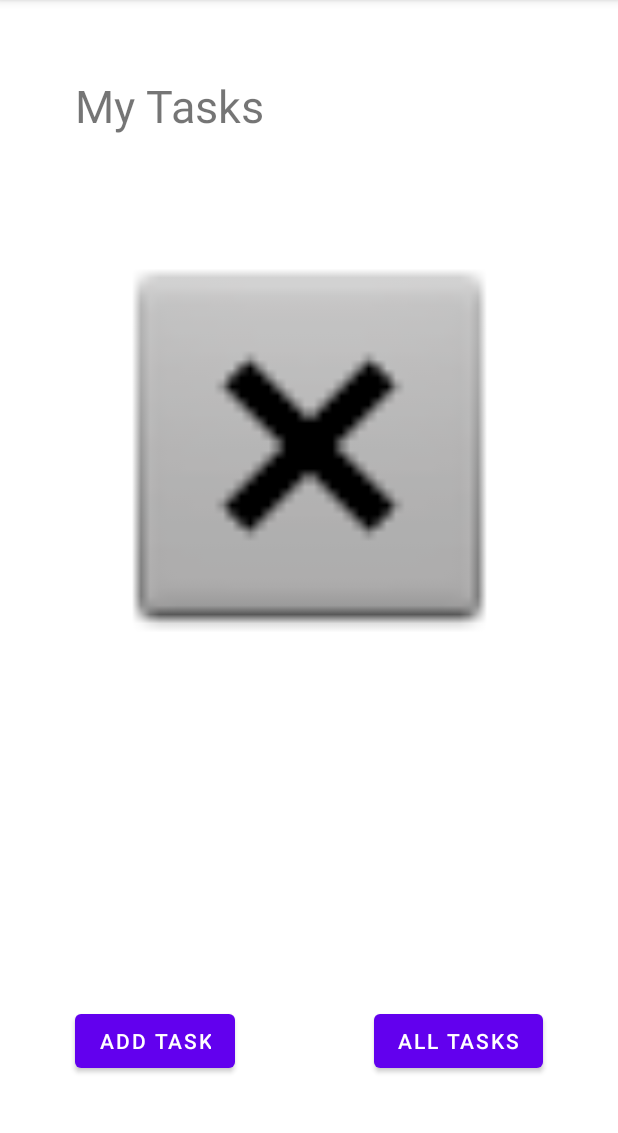
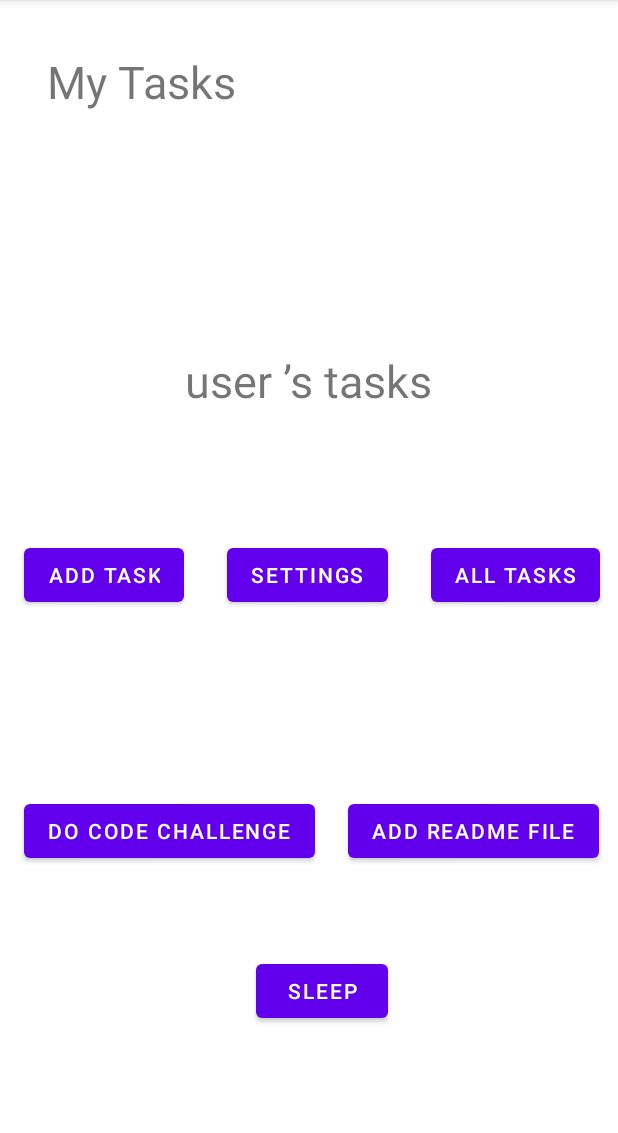
Before and after one commit to KhalilGhanem/taskmaster, an Android app: the screen it shows after launch (MainActivity), on a phone screen of 412 x 824 dp, the part 84-1217 px from its top. Run offline under Robolectric (Android 15) with nearby library versions, the phone set to English and light mode, and no system bars.

Commit message:
lab27 done

```diff
--- a/app/src/main/AndroidManifest.xml
+++ b/app/src/main/AndroidManifest.xml
@@ -9,7 +9,9 @@
         android:roundIcon="@mipmap/ic_launcher_round"
         android:supportsRtl="true"
         android:theme="@style/Theme.Taskmaster">
-        <activity android:name=".AllTasks"></activity>
+        <activity android:name=".Settings"></activity>
+        <activity android:name=".TaskDetail" />
+        <activity android:name=".AllTasks" />
         <activity android:name=".AddTask" />
         <activity android:name=".MainActivity">
             <intent-filter>
--- a/app/src/main/java/com/example/taskmaster/MainActivity.java
+++ b/app/src/main/java/com/example/taskmaster/MainActivity.java
@@ -3,9 +3,12 @@ package com.example.taskmaster;
 import androidx.appcompat.app.AppCompatActivity;
 
 import android.content.Intent;
+import android.content.SharedPreferences;
 import android.os.Bundle;
+import android.preference.PreferenceManager;
 import android.view.View;
 import android.widget.Button;
+import android.widget.TextView;
 import android.widget.Toast;
 
 public class MainActivity extends AppCompatActivity {
@@ -45,6 +48,58 @@ public class MainActivity extends AppCompatActivity {
         super.onResume();
         Toast.makeText(getApplicationContext(),"onResume..!",Toast.LENGTH_LONG).show();
 
+        // Task 1
+        Button dCC=findViewById(R.id.DoCCButton);
+        String task1=dCC.getText().toString();
+        dCC.setOnClickListener(new View.OnClickListener() {
+            @Override
+            public void onClick(View view) {
+
+                Intent goToTaskDetail=new Intent(MainActivity.this,TaskDetail.class);
+                goToTaskDetail.putExtra("task",task1);
+                startActivity(goToTaskDetail);
+            }
+        });
+        // Task 2
+        Button addReadme=findViewById(R.id.AddReadmeButton);
+        String task2=addReadme.getText().toString();
+        addReadme.setOnClickListener(new View.OnClickListener() {
+            @Override
+            public void onClick(View view) {
+                Intent goToTaskDetail=new Intent(MainActivity.this,TaskDetail.class);
+                goToTaskDetail.putExtra("task",task2);
+                startActivity(goToTaskDetail);
+            }
+        });
+        // Task 3
+        Button sleep=findViewById(R.id.SleepButton);
+        String task3=sleep.getText().toString();
+        sleep.setOnClickListener(new View.OnClickListener() {
+            @Override
+            public void onClick(View view) {
+                Intent goToTaskDetail=new Intent(MainActivity.this,TaskDetail.class);
+                goToTaskDetail.putExtra("task",task3);
+                startActivity(goToTaskDetail);
+            }
+        });
+        // SettingsButton
+        Button SettingButton=findViewById(R.id.SettingsButton);
+        SettingButton.setOnClickListener(new View.OnClickListener() {
+            @Override
+            public void onClick(View view) {
+                Intent goToSettingPage=new Intent(MainActivity.this,Settings.class);
+                startActivity(goToSettingPage);
+            }
+        });
+        String msg=" ’s tasks";
+        //get UserName
+        SharedPreferences sharedPreferences=PreferenceManager.getDefaultSharedPreferences(MainActivity.this);
+        String userName=sharedPreferences.getString("userName","user");
+
+        TextView userTasksView=findViewById(R.id.userTasksView);
+        userTasksView.setText(userName+msg);
+
+
     }
 
     @Override
--- a/app/src/main/res/layout/activity_main.xml
+++ b/app/src/main/res/layout/activity_main.xml
@@ -10,41 +10,97 @@
         android:id="@+id/textView"
         android:layout_width="wrap_content"
         android:layout_height="wrap_content"
-        android:layout_marginStart="50dp"
-        android:layout_marginTop="50dp"
         android:text="My Tasks"
         android:textSize="30sp"
-        app:layout_constraintStart_toStartOf="parent"
-        app:layout_constraintTop_toTopOf="parent" />
-
-    <ImageView
-        android:id="@+id/imageView"
-        android:layout_width="291dp"
-        android:layout_height="360dp"
         app:layout_constraintBottom_toBottomOf="parent"
         app:layout_constraintEnd_toEndOf="parent"
+        app:layout_constraintHorizontal_bias="0.109"
         app:layout_constraintStart_toStartOf="parent"
         app:layout_constraintTop_toTopOf="parent"
-        app:layout_constraintVertical_bias="0.288"
-        app:srcCompat="@android:drawable/btn_dialog" />
+        app:layout_constraintVertical_bias="0.047" />
 
     <Button
         android:id="@+id/button"
         android:layout_width="wrap_content"
         android:layout_height="wrap_content"
-        android:layout_marginStart="50dp"
-        android:layout_marginBottom="50dp"
         android:text="Add Task"
         app:layout_constraintBottom_toBottomOf="parent"
-        app:layout_constraintStart_toStartOf="parent" />
+        app:layout_constraintEnd_toEndOf="parent"
+        app:layout_constraintHorizontal_bias="0.052"
+        app:layout_constraintStart_toStartOf="parent"
+        app:layout_constraintTop_toTopOf="parent"
+        app:layout_constraintVertical_bias="0.499" />
 
     <Button
         android:id="@+id/button2"
         android:layout_width="wrap_content"
         android:layout_height="wrap_content"
-        android:layout_marginEnd="50dp"
-        android:layout_marginBottom="50dp"
         android:text="All Tasks"
         app:layout_constraintBottom_toBottomOf="parent"
-        app:layout_constraintEnd_toEndOf="parent" />
+        app:layout_constraintEnd_toEndOf="parent"
+        app:layout_constraintHorizontal_bias="0.959"
+        app:layout_constraintStart_toStartOf="parent"
+        app:layout_constraintTop_toTopOf="parent"
+        app:layout_constraintVertical_bias="0.499" />
+
+    <Button
+        android:id="@+id/SettingsButton"
+        android:layout_width="wrap_content"
+        android:layout_height="wrap_content"
+        android:text="Settings"
+        app:layout_constraintBottom_toBottomOf="parent"
+        app:layout_constraintEnd_toEndOf="parent"
+        app:layout_constraintHorizontal_bias="0.496"
+        app:layout_constraintStart_toStartOf="parent"
+        app:layout_constraintTop_toTopOf="parent"
+        app:layout_constraintVertical_bias="0.499" />
+
+    <Button
+        android:id="@+id/DoCCButton"
+        android:layout_width="wrap_content"
+        android:layout_height="wrap_content"
+        android:text="Do code challenge"
+        app:layout_constraintBottom_toBottomOf="parent"
+        app:layout_constraintEnd_toEndOf="parent"
+        app:layout_constraintHorizontal_bias="0.074"
+        app:layout_constraintStart_toStartOf="parent"
+        app:layout_constraintTop_toTopOf="parent"
+        app:layout_constraintVertical_bias="0.736" />
+
+    <Button
+        android:id="@+id/AddReadmeButton"
+        android:layout_width="wrap_content"
+        android:layout_height="wrap_content"
+        android:text="Add README File"
+        app:layout_constraintBottom_toBottomOf="parent"
+        app:layout_constraintEnd_toEndOf="parent"
+        app:layout_constraintHorizontal_bias="0.949"
+        app:layout_constraintStart_toStartOf="parent"
+        app:layout_constraintTop_toTopOf="parent"
+        app:layout_constraintVertical_bias="0.736" />
+
+    <Button
+        android:id="@+id/SleepButton"
+        android:layout_width="wrap_content"
+        android:layout_height="wrap_content"
+        android:text="Sleep"
+        app:layout_constraintBottom_toBottomOf="parent"
+        app:layout_constraintEnd_toEndOf="parent"
+        app:layout_constraintHorizontal_bias="0.526"
+        app:layout_constraintStart_toStartOf="parent"
+        app:layout_constraintTop_toTopOf="parent"
+        app:layout_constraintVertical_bias="0.884" />
+
+    <TextView
+        android:id="@+id/userTasksView"
+        android:layout_width="wrap_content"
+        android:layout_height="wrap_content"
+        android:text="user’s tasks"
+        android:textSize="30sp"
+        app:layout_constraintBottom_toBottomOf="parent"
+        app:layout_constraintEnd_toEndOf="parent"
+        app:layout_constraintHorizontal_bias="0.498"
+        app:layout_constraintStart_toStartOf="parent"
+        app:layout_constraintTop_toTopOf="parent"
+        app:layout_constraintVertical_bias="0.321" />
 </androidx.constraintlayout.widget.ConstraintLayout>
```
Also changed, not shown: app/src/main/java/com/example/taskmaster/Settings.java (added, +32 -0 lines), app/src/main/java/com/example/taskmaster/TaskDetail.java (added, +27 -0 lines), app/src/main/res/layout/activity_settings.xml (added, +34 -0 lines), app/src/main/res/layout/activity_task_detail.xml (added, +33 -0 lines), 4 other files.
